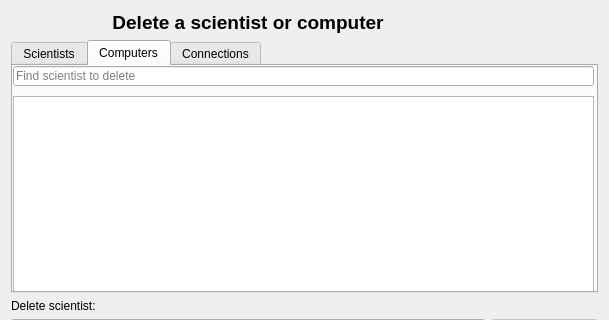
Above: Skil3/DeleteWindow.ui from Chiquita40-VLN-H2016/chiquita40 before the change; both pictures show x 0 to 609 and y 0 to 320 of the 609 by 504 pixel window. Below: the same form after it.
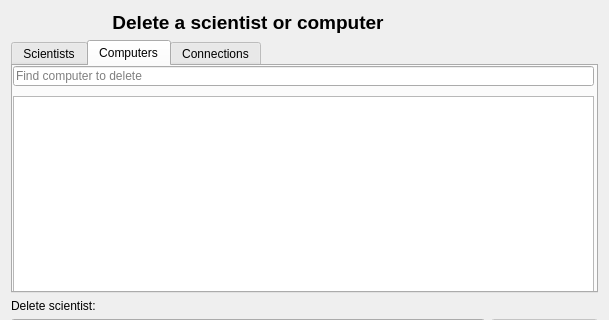
That is the form after the change. The open tabs and pages were chosen to show the change. Icons and pictures are not drawn.

Commit message: table tab delete window

```diff
--- a/Skil3/DeleteWindow.ui
+++ b/Skil3/DeleteWindow.ui
@@ -115,7 +115,7 @@
         </rect>
        </property>
        <property name="placeholderText">
-        <string>Find scientist to delete</string>
+        <string>Find computer to delete</string>
        </property>
       </widget>
       <widget class="QTableWidget" name="tableWidget_deletePageSearchResultComputer">
```
Left out of the diff: 21 changed lines with no effect on the pictures. The commit also changes 3 other files.
